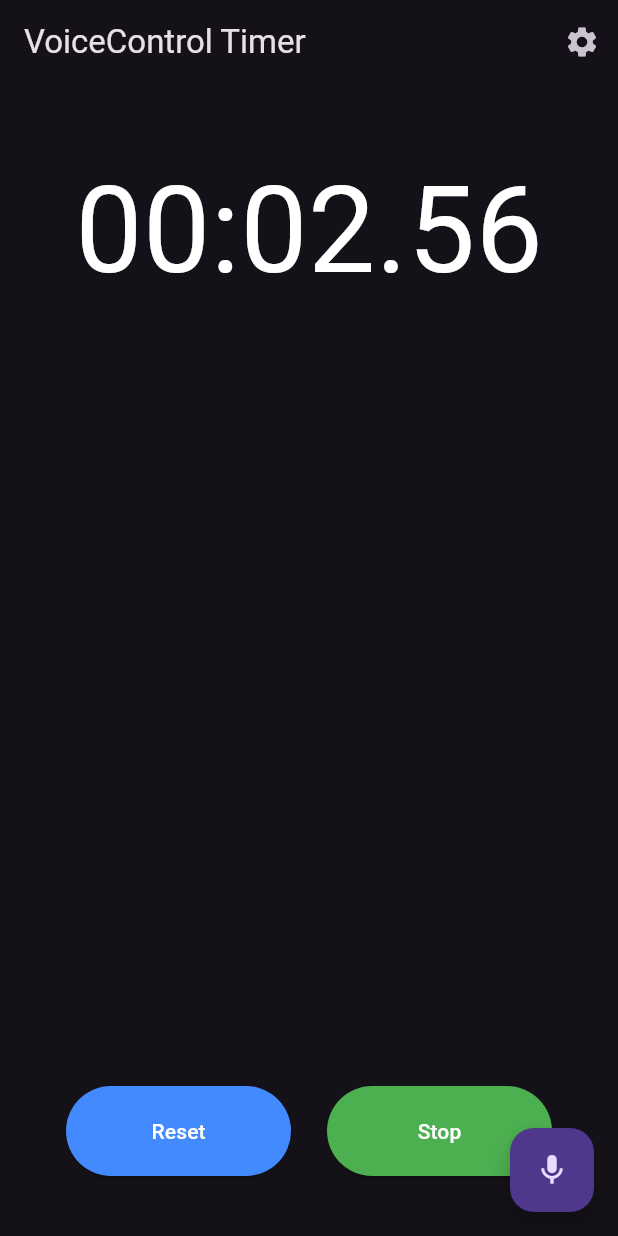
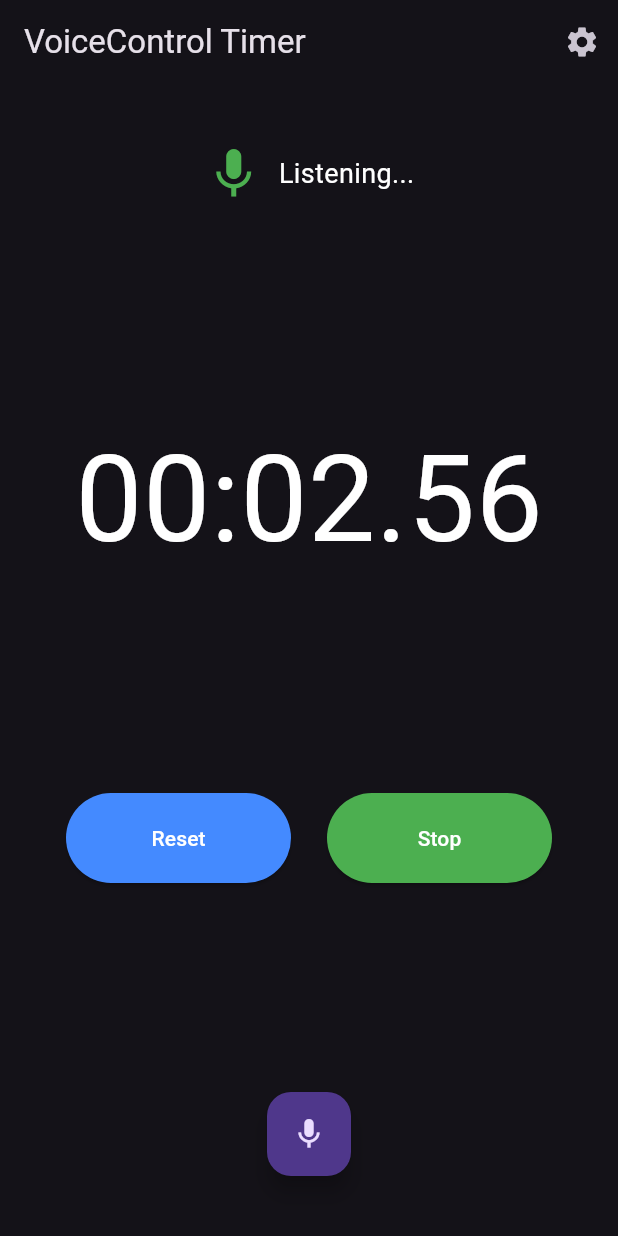
Before and after one commit to alexsvtmdev/vcstopwatch, a Flutter app: the screen it shows after launch, after a tap on "Start", after a tap on the "mic none" icon, on a phone screen of 412 x 824 dp. Run offline on Flutter 3.47's test engine with Material 3 defaults, Android fonts, the phone set to English and light mode, and no system bars; our stand-ins replace flutter_tts, shared_preferences, speech_to_text.

Commit message:
added some logs

```diff
--- a/lib/main.dart
+++ b/lib/main.dart
@@ -10,7 +10,6 @@ void main() {
 
 class MyApp extends StatelessWidget {
   const MyApp({super.key});
-
   @override
   Widget build(BuildContext context) {
     return MaterialApp(
@@ -23,7 +22,6 @@ class MyApp extends StatelessWidget {
 
 class TimerPage extends StatefulWidget {
   const TimerPage({super.key});
-
   @override
   TimerPageState createState() => TimerPageState();
 }
@@ -34,7 +32,7 @@ class TimerPageState extends State<TimerPage> {
   int timeMilliseconds = 0;
   bool isActive = false;
   double volume = 1.0; // Максимальная громкость по умолчанию
-  int intervalSeconds = 30; // Интервал произношения по умолчанию: 30 секунд
+  int intervalSeconds = 30; // Интервал оповещений по умолчанию: 30 секунд
   bool voiceControlEnabled = true; // Голосовое управление включено по умолчанию
 
   // Распознавание речи
@@ -55,7 +53,8 @@ class TimerPageState extends State<TimerPage> {
 
   Future<void> _initSpeech() async {
     _speech = stt.SpeechToText();
-    await _speech.initialize();
+    bool available = await _speech.initialize();
+    debugPrint("SpeechToText initialization: available = $available");
   }
 
   Future<void> _loadSettings() async {
@@ -66,6 +65,9 @@ class TimerPageState extends State<TimerPage> {
       voiceControlEnabled = prefs.getBool('voiceControlEnabled') ?? true;
     });
     flutterTts.setVolume(volume);
+    debugPrint(
+      "Settings loaded: volume=$volume, intervalSeconds=$intervalSeconds, voiceControlEnabled=$voiceControlEnabled",
+    );
   }
 
   Future<void> _saveSettings() async {
@@ -73,6 +75,7 @@ class TimerPageState extends State<TimerPage> {
     await prefs.setDouble('volume', volume);
     await prefs.setInt('intervalSeconds', intervalSeconds);
     await prefs.setBool('voiceControlEnabled', voiceControlEnabled);
+    debugPrint("Settings saved");
   }
 
   void handleTick() {
@@ -84,21 +87,23 @@ class TimerPageState extends State<TimerPage> {
       int minutes = totalSeconds ~/ 60;
       int seconds = totalSeconds % 60;
       if (totalSeconds > 0 && totalSeconds % intervalSeconds == 0) {
-        String timeAnnouncement;
-        if (seconds == 0) {
-          timeAnnouncement = "$minutes minute${minutes != 1 ? "s" : ""}";
-        } else {
-          timeAnnouncement =
-              "${minutes > 0 ? "$minutes minute${minutes != 1 ? "s" : ""} and " : ""}$seconds second${seconds != 1 ? "s" : ""}";
-        }
+        String timeAnnouncement =
+            seconds == 0
+                ? "$minutes minute${minutes != 1 ? "s" : ""}"
+                : "${minutes > 0 ? "$minutes minute${minutes != 1 ? "s" : ""} and " : ""}$seconds second${seconds != 1 ? "s" : ""}";
+        debugPrint("Timer announcement: $timeAnnouncement");
         flutterTts.speak(timeAnnouncement);
       }
     }
   }
 
   void _toggleListening() async {
-    if (!voiceControlEnabled) return;
+    if (!voiceControlEnabled) {
+      debugPrint("Voice control is disabled.");
+      return;
+    }
     if (!_isListening) {
+      debugPrint("Starting speech recognition...");
       bool available = await _speech.initialize();
       if (available) {
         setState(() {
@@ -106,8 +111,10 @@ class TimerPageState extends State<TimerPage> {
         });
         _speech.listen(
           onResult: (result) {
+            debugPrint("Speech result: ${result.recognizedWords}");
             String recognized = result.recognizedWords.toLowerCase();
             if (recognized.contains("start")) {
+              debugPrint("Command 'start' recognized.");
               if (!isActive) {
                 flutterTts.speak("Timer started");
                 setState(() {
@@ -115,6 +122,7 @@ class TimerPageState extends State<TimerPage> {
                 });
               }
             } else if (recognized.contains("stop")) {
+              debugPrint("Command 'stop' recognized.");
               if (isActive) {
                 int totalSeconds = timeMilliseconds ~/ 1000;
                 int displayMinutes = totalSeconds ~/ 60;
@@ -127,22 +135,30 @@ class TimerPageState extends State<TimerPage> {
                 });
               }
             } else if (recognized.contains("reset")) {
+              debugPrint("Command 'reset' recognized.");
               setState(() {
                 isActive = false;
                 timeMilliseconds = 0;
               });
               flutterTts.speak("Timer reset");
+            } else {
+              debugPrint("No valid command found in: $recognized");
             }
             _speech.stop();
+            debugPrint("Speech recognition stopped after processing.");
             setState(() {
               _isListening = false;
             });
           },
           localeId: "en_US",
         );
+        debugPrint("Speech recognition started.");
+      } else {
+        debugPrint("Speech recognition not available.");
       }
     } else {
       _speech.stop();
+      debugPrint("Speech recognition manually stopped.");
       setState(() {
         _isListening = false;
       });
@@ -162,7 +178,6 @@ class TimerPageState extends State<TimerPage> {
     int displayMinutes = (timeMilliseconds / (1000 * 60)).floor();
     String formattedTime =
         "${displayMinutes.toString().padLeft(2, '0')}:${displaySeconds.toStringAsFixed(2).padLeft(5, '0')}";
-
     return Scaffold(
       appBar: AppBar(
         title: const Text('VoiceControl Timer'),
@@ -184,6 +199,22 @@ class TimerPageState extends State<TimerPage> {
         child: Column(
           mainAxisAlignment: MainAxisAlignment.spaceBetween,
           children: [
+            // Отображаем иконку состояния голосового распознавания над таймером.
+            Row(
+              mainAxisAlignment: MainAxisAlignment.center,
+              children: [
+                Icon(
+                  _isListening ? Icons.mic : Icons.mic_none,
+                  size: 40,
+                  color: _isListening ? Colors.green : Colors.red,
+                ),
+                const SizedBox(width: 10),
+                Text(
+                  _isListening ? "Listening..." : "Not listening",
+                  style: const TextStyle(fontSize: 18, color: Colors.white),
+                ),
+              ],
+            ),
             Text(
               formattedTime,
               style: const TextStyle(fontSize: 80, color: Colors.white),
@@ -204,6 +235,7 @@ class TimerPageState extends State<TimerPage> {
                       timeMilliseconds = 0;
                     });
                     flutterTts.speak('Timer reset');
+                    debugPrint("Timer reset command executed.");
                   },
                   child: const Text('Reset'),
                 ),
@@ -217,6 +249,7 @@ class TimerPageState extends State<TimerPage> {
                   onPressed: () {
                     if (!isActive) {
                       flutterTts.speak('Timer started');
+                      debugPrint("Timer started command executed.");
                       setState(() {
                         isActive = true;
                       });
@@ -227,6 +260,9 @@ class TimerPageState extends State<TimerPage> {
                       String announcement =
                           "Timer stopped at $displayMinutes minute${displayMinutes != 1 ? "s" : ""} and $displaySeconds second${displaySeconds != 1 ? "s" : ""}";
                       flutterTts.speak(announcement);
+                      debugPrint(
+                        "Timer stopped command executed: $announcement",
+                      );
                       setState(() {
                         isActive = false;
                       });
@@ -236,16 +272,14 @@ class TimerPageState extends State<TimerPage> {
                 ),
               ],
             ),
+            // Кнопка для управления голосовым распознаванием.
+            FloatingActionButton(
+              onPressed: _toggleListening,
+              child: Icon(_isListening ? Icons.mic : Icons.mic_none),
+            ),
           ],
         ),
       ),
-      floatingActionButton:
-          voiceControlEnabled
-              ? FloatingActionButton(
-                onPressed: _toggleListening,
-                child: Icon(_isListening ? Icons.mic : Icons.mic_none),
-              )
-              : null,
     );
   }
 }
@@ -253,7 +287,6 @@ class TimerPageState extends State<TimerPage> {
 class SettingsPage extends StatefulWidget {
   final TimerPageState state;
   const SettingsPage({super.key, required this.state});
-
   @override
   SettingsPageState createState() => SettingsPageState();
 }
@@ -262,14 +295,11 @@ class SettingsPageState extends State<SettingsPage> {
   @override
   Widget build(BuildContext context) {
     return Scaffold(
-      // Используем PreferredSize и Padding для смещения AppBar вниз
       appBar: PreferredSize(
         preferredSize: const Size.fromHeight(kToolbarHeight + 20),
         child: SafeArea(
           child: Padding(
-            padding: const EdgeInsets.only(
-              top: 20,
-            ), // дополнительный отступ сверху
+            padding: const EdgeInsets.only(top: 20),
             child: AppBar(
               title: const Text("Settings"),
               leading: Padding(
@@ -311,6 +341,7 @@ class SettingsPageState extends State<SettingsPage> {
                     widget.state.flutterTts.setVolume(value);
                     widget.state._saveSettings();
                   });
+                  debugPrint("Volume changed to: $value");
                 },
               ),
             ),
@@ -330,6 +361,7 @@ class SettingsPageState extends State<SettingsPage> {
                       widget.state.intervalSeconds = newValue;
                       widget.state._saveSettings();
                     });
+                    debugPrint("Speech interval changed to: $newValue seconds");
                   }
                 },
               ),
@@ -342,6 +374,7 @@ class SettingsPageState extends State<SettingsPage> {
                   widget.state.voiceControlEnabled = value;
                   widget.state._saveSettings();
                 });
+                debugPrint("Voice control setting changed to: $value");
               },
             ),
           ],
```
